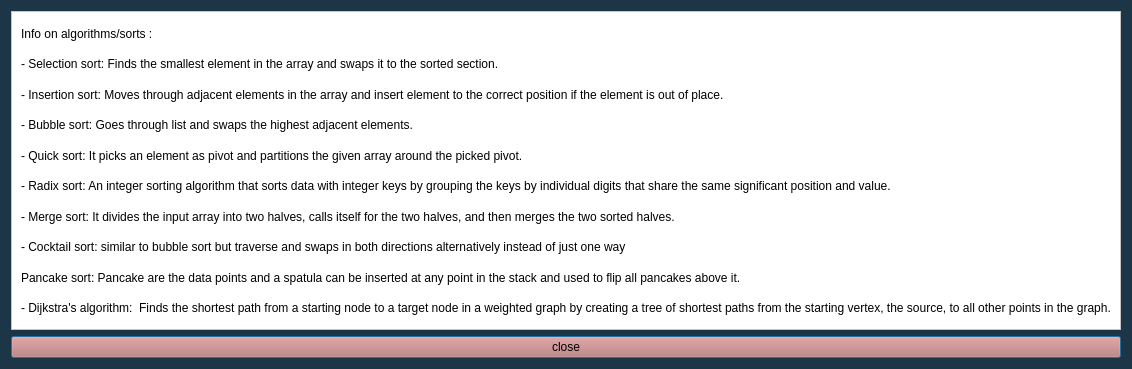
Before: the Qt Designer form gui/GraphicsFrame/AlgorithmVisualizer/algdisplaywindow.ui in ethancfung/Sorting-Pathfinding-Algorithm-Visualizer, drawn with Qt 5.
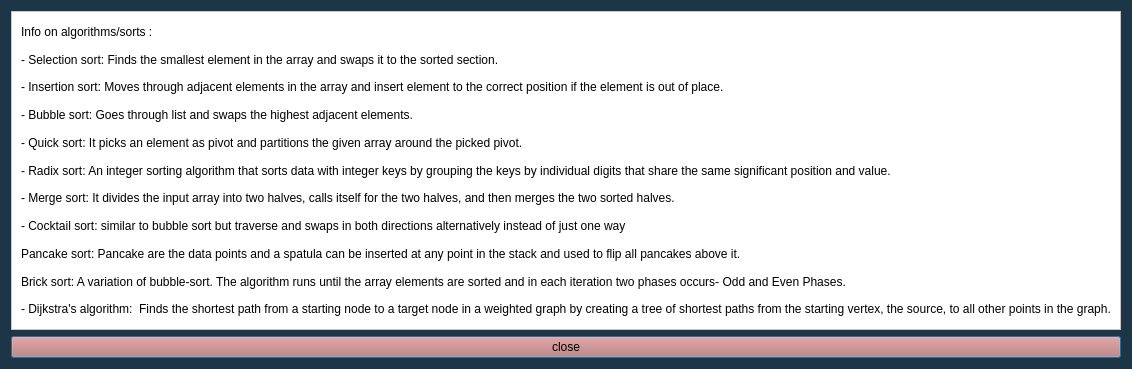
After: the same form once the commit is applied.

Commit message: Added algorithm info on old GUI for brick sort

Diff of the .ui file:
```diff
--- a/gui/GraphicsFrame/AlgorithmVisualizer/algdisplaywindow.ui
+++ b/gui/GraphicsFrame/AlgorithmVisualizer/algdisplaywindow.ui
@@ -92,6 +92,13 @@
         </property>
        </widget>
       </item>
+      <item>
+       <widget class="QLabel" name="label_8">
+        <property name="text">
+         <string>Brick sort: A variation of bubble-sort. The algorithm runs until the array elements are sorted and in each iteration two phases occurs- Odd and Even Phases.</string>
+        </property>
+       </widget>
+      </item>
       <item>
        <widget class="QLabel" name="label_11">
         <property name="text">
```
